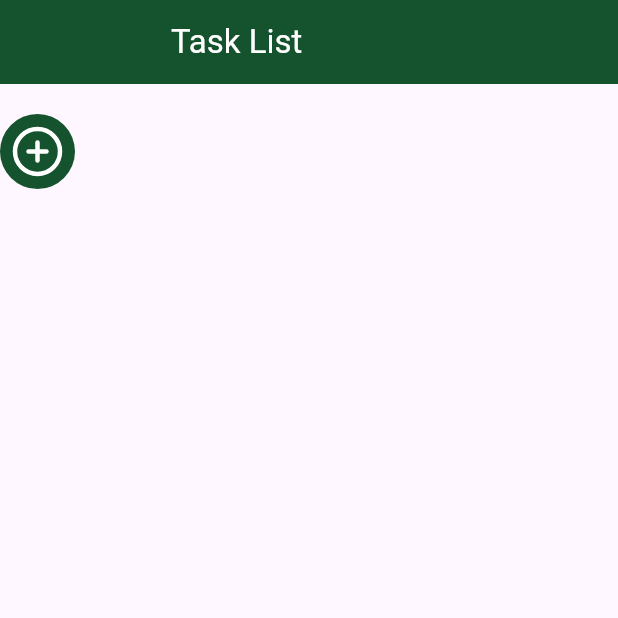
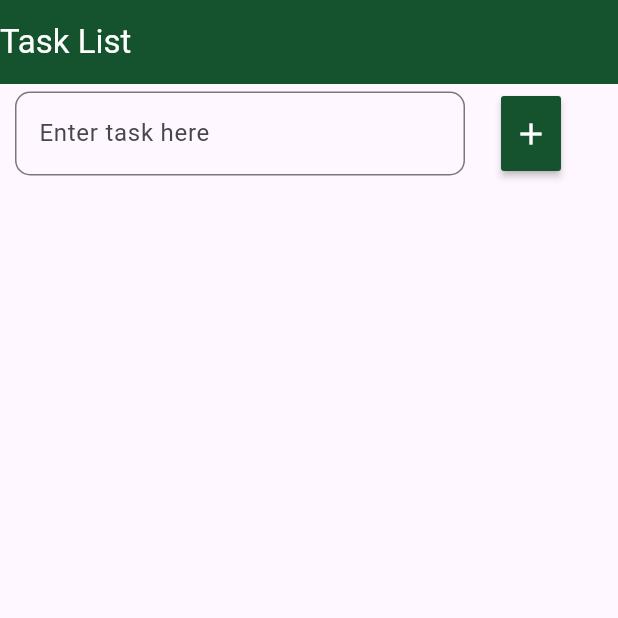
Before and after one commit to PG-002/CoHab, a Flutter app: the TaskList screen opened directly, on a phone screen of 412 x 824 dp, the top half of it. Run offline on Flutter 3.47's test engine with Material 3 defaults, Android fonts, the phone set to English and light mode, and no system bars; our stand-ins replace jwt_decoder, socket_io_client; accounts and stored records are empty; network calls fail.

Commit message:
Update task_list.dart

```diff
--- a/cohab_mobile/lib/task_list.dart
+++ b/cohab_mobile/lib/task_list.dart
@@ -1,15 +1,8 @@
 import 'package:flutter/material.dart';
-import 'package:lucide_icons/lucide_icons.dart';
 import 'web_socket.dart';
 
+String task = '';
 
-class Task {
-  final String id;
-  final String task;
-  final bool completed;
-
-  Task(this.id, this.task, this.completed);
-}
 
 class TaskListPage extends StatelessWidget {
   const TaskListPage({super.key});
@@ -26,55 +19,149 @@ class TaskList extends StatefulWidget {
   const TaskList({super.key});
 
   @override
-  createState() => _TaskListState();
+   createState() => _TaskListState();
 }
 
 class _TaskListState extends State<TaskList> {
+  List<Task> tasks = [];
+
   @override
   Widget build(BuildContext context) {
     return Scaffold(
       appBar: AppBar(
         title: const Text(
-          '                     Task List',
+          'Task List',
           style: TextStyle(color: Colors.white),
         ),
         backgroundColor: const Color(0xFF14532d),
         iconTheme: const IconThemeData(color: Colors.white),
-        titleSpacing: 0, // Adjust the spacing
+        titleSpacing: 0,
       ),
-      body: const Column(
+      body: Column(
         children: [
-          SizedBox(height: 20),
-          AddTasksButton(),
+          const SizedBox(height: 5),
+          const Row(
+            children: [
+              SizedBox(width: 10),
+              TaskInput(),
+              SizedBox(width: 20),
+              AddTasksButton(),
+            ],
+          ),
+          Expanded(
+            child: ListView.builder(
+              itemCount: tasks.length,
+              itemBuilder: (context, index) {
+                final task = tasks[index];
+                return const TaskItem(
+                );
+              },
+            ),
+          ),
         ],
       ),
     );
   }
 }
 
+class TaskItem extends StatelessWidget {
+  const TaskItem({super.key});
 
+
+  @override
+  Widget build(BuildContext context) {
+    return ListTile(
+      trailing: Row(
+        mainAxisSize: MainAxisSize.min,
+        children: [
+          IconButton(
+            icon: const Icon(Icons.edit), onPressed: () {  },
+          ),
+          IconButton(
+            icon: const Icon(Icons.delete), onPressed: () {  },
+          ),
+        ],
+      ),
+    );
+  }
+}
+
+class TaskInput extends StatefulWidget {
+  const TaskInput({super.key});
+
+  @override
+  createState() => _TaskInputState();
+}
+
+class _TaskInputState extends State<TaskInput> {
+  final TextEditingController _textController = TextEditingController();
+
+  void setTask()
+  {
+    task = _textController.text;
+  }
+
+  @override
+  Widget build(BuildContext context) {
+    return SizedBox(
+      width: 300,
+      child: TextFormField(
+        controller: _textController,
+        decoration: InputDecoration(
+          border: OutlineInputBorder(
+            borderRadius: BorderRadius.circular(10.0),
+          ),
+          hintText: 'Enter task here',
+        ),
+        onChanged: (value) {
+          setTask();
+          },
+      ),
+    );
+  }
+
+  @override
+  void dispose() {
+    _textController.dispose();
+    super.dispose();
+  }
+
+}
 
 class AddTasksButton extends StatelessWidget {
   const AddTasksButton({super.key});
 
   @override
   Widget build(BuildContext context) {
-    return ClipOval(
-      child: Material(
-        color: const Color(0xFF14532d),
-        child: InkWell(
-          onTap: () {},
-          child: const SizedBox(
-            width: 50, // Increase width to make the icon bigger
-            height: 50, // Increase height to make the icon bigger
-            child: Icon(
-              LucideIcons.plusCircle,
-              color: Colors.white,
-              size: 36, // Adjust the size of the icon
+    return MaterialButton(
+      onPressed: () {
+        if (task.isEmpty) {
+          ScaffoldMessenger.of(context).showSnackBar(
+            const SnackBar(
+              content: Text('Please enter a task.'),
+              duration: Duration(seconds: 1), // Set duration to 2 seconds
             ),
-          ),
-        ),
+          );
+        } else {
+          // Perform action when the task is not empty
+        }
+      },
+      color: const Color(0xFF14532d),
+      padding: EdgeInsets.zero,
+      minWidth: 40,
+      height: 50,
+      child: const Icon(
+        Icons.add,
+        color: Colors.white,
       ),
     );
   }
 }
+
+class Task {
+  final String id;
+  final String task;
+  final bool completed;
+
+  Task(this.id, this.task, this.completed);
+}
```
